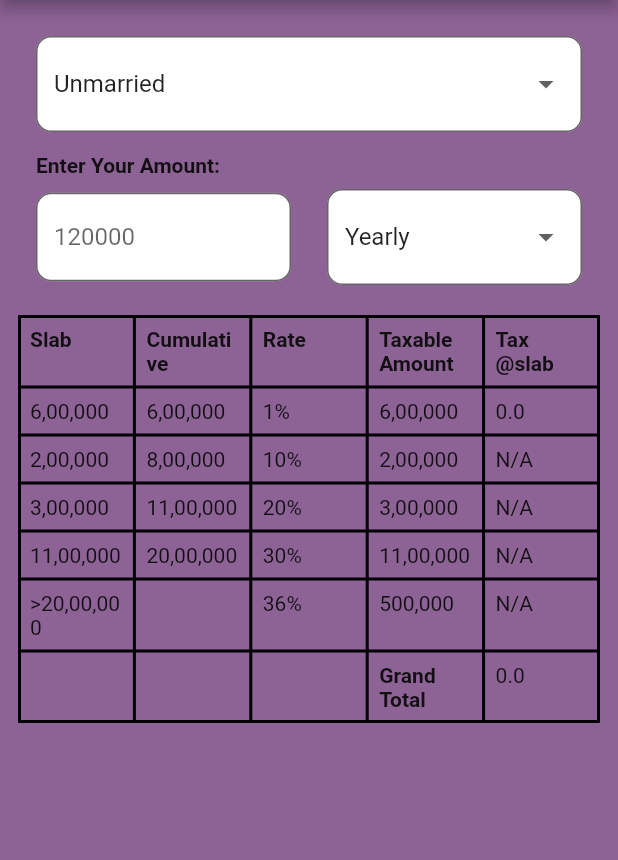
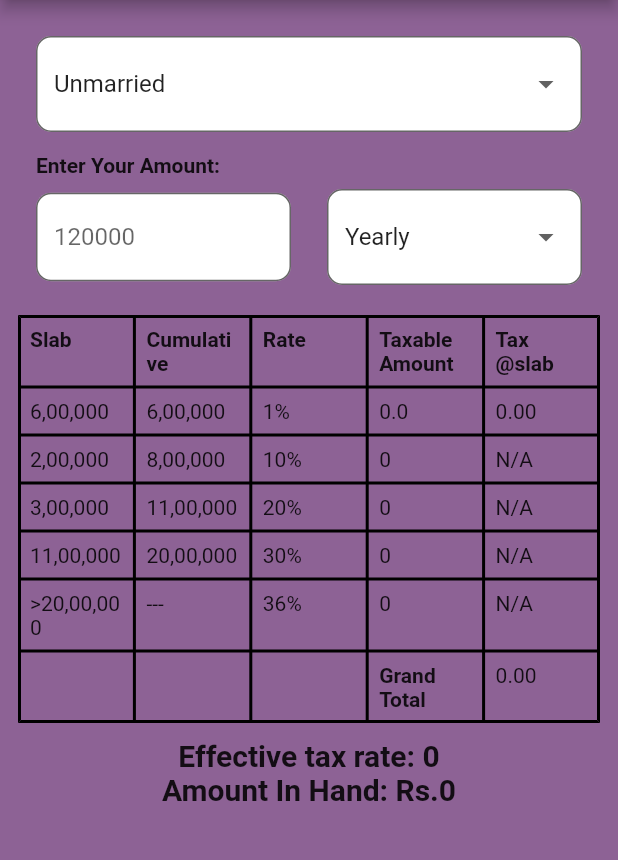
Before and after one commit to SamanKC/IncomeTaxCalculatorNepal, a Flutter app: the screen it shows after launch, on a phone screen of 412 x 824 dp, the part 84-944 px from its top. Run offline on Flutter 3.47's test engine with Material 2 defaults, Android fonts, the light colour scheme and no system bars.

Commit message:
Work complete

```diff
--- a/lib/screens/home_screen.dart
+++ b/lib/screens/home_screen.dart
@@ -197,26 +197,24 @@ class _HomePageState extends State<HomePage> {
               //Table
               name ? unmarriedTable(amount) : marriedTable(amount),
 
-              //Effective Tax Rate
               const SizedBox(
                 height: 10,
               ),
-              amount != 0
-                  ? Text(
-                      "Effective tax rate: ${((taxCalculateIndividual(amount).reduce((a, b) => a + b)) * 100 / amount).toStringAsFixed(2)}%",
+              //Effective Tax Rate
+              Text(
+                "Effective tax rate: ${amount == 0 ? "0" : "${((taxCalculateIndividual(amount).reduce((a, b) => a + b)) * 100 / amount).toStringAsFixed(2)}%"}",
                 style: const TextStyle(
-                          fontWeight: FontWeight.bold, fontSize: 20),
-                    )
-                  : const Text(""),
+                  fontWeight: FontWeight.bold,
+                  fontSize: 20,
+                ),
+              ),
 
               //Amount In Hand
-              amount != 0
-                  ? Text(
-                      "Amount In Hand: ${amount - ((taxCalculateIndividual(amount).reduce((a, b) => a + b)))}",
-                      style: const TextStyle(
-                          fontWeight: FontWeight.bold, fontSize: 20),
+              Text(
+                "Amount In Hand: Rs.${amount == 0 ? "0" : (amount - ((taxCalculateIndividual(amount).reduce((a, b) => a + b)))).toStringAsFixed(2)}",
+                style:
+                    const TextStyle(fontWeight: FontWeight.bold, fontSize: 20),
               )
-                  : const Text(""),
 
               // PieChart(
               //   chartRadius: 300,
@@ -346,12 +344,13 @@ Widget unmarriedTable(amount) {
               padding: const EdgeInsets.all(8.0),
               child: amount > 700000
                   ? const Text("200,000")
-                : Text((amount - 500000).toString()),
-          ),
+                  : (amount - 500000) < 0
+                      ? const Text('0')
+                      : Text((amount - 500000).toString())),
           Padding(
             padding: const EdgeInsets.all(8.0),
             child: Text(taxCalculateIndividual(amount).length > 1
-                ? taxCalculateIndividual(amount)[1].toString()
+                ? taxCalculateIndividual(amount)[1].toStringAsFixed(2)
                 : "N/A"),
           ),
         ],
@@ -376,12 +375,14 @@ Widget unmarriedTable(amount) {
             padding: const EdgeInsets.all(8.0),
             child: amount > 1000000
                 ? const Text("300,000")
+                : (amount - 700000) < 0
+                    ? const Text('0')
                     : Text((amount - 700000).toString()),
           ),
           Padding(
             padding: const EdgeInsets.all(8.0),
             child: Text(taxCalculateIndividual(amount).length > 2
-                ? taxCalculateIndividual(amount)[2].toString()
+                ? taxCalculateIndividual(amount)[2].toStringAsFixed(2)
                 : "N/A"),
           ),
         ],
@@ -405,12 +406,14 @@ Widget unmarriedTable(amount) {
             padding: const EdgeInsets.all(8.0),
             child: amount > 2000000
                 ? const Text("1,000,000")
+                : (amount - 1000000) < 0
+                    ? const Text('0')
                     : Text((amount - 1000000).toString()),
           ),
           Padding(
             padding: const EdgeInsets.all(8.0),
             child: Text(taxCalculateIndividual(amount).length > 3
-                ? taxCalculateIndividual(amount)[3].toString()
+                ? taxCalculateIndividual(amount)[3].toStringAsFixed(2)
                 : "N/A"),
           ),
         ],
@@ -435,12 +438,12 @@ Widget unmarriedTable(amount) {
             padding: const EdgeInsets.all(8.0),
             child: amount > 2000000
                 ? Text((amount - 2000000).toString())
-                : const Text(""),
+                : const Text("0"),
           ),
           Padding(
             padding: const EdgeInsets.all(8.0),
             child: Text(taxCalculateIndividual(amount).length > 4
-                ? taxCalculateIndividual(amount)[4].toString()
+                ? taxCalculateIndividual(amount)[4].toStringAsFixed(2)
                 : "N/A"),
           ),
         ],
@@ -472,7 +475,7 @@ Widget unmarriedTable(amount) {
           Padding(
             padding: const EdgeInsets.all(8.0),
             child: Text((taxCalculateIndividual(amount).reduce((a, b) => a + b))
-                .toString()),
+                .toStringAsFixed(2)),
           ),
         ],
       ),
@@ -542,14 +545,17 @@ Widget marriedTable(amount) {
             padding: EdgeInsets.all(8.0),
             child: Text("1%"),
           ),
-          const Padding(
-            padding: EdgeInsets.all(8.0),
-            child: Text("6,00,000"),
+          Padding(
+            padding: const EdgeInsets.all(8.0),
+            child: amount > 500000
+                ? const Text("600,000")
+                : Text(amount.toString()),
+            // Text("6,00,000"),
           ),
           Padding(
             padding: const EdgeInsets.all(8.0),
             child: Text(taxCalculateIndividual(amount).isNotEmpty
-                ? taxCalculateIndividual(amount)[0].toString()
+                ? taxCalculateIndividual(amount)[0].toStringAsFixed(2)
                 : "N/A"),
           ),
         ],
@@ -570,14 +576,18 @@ Widget marriedTable(amount) {
             padding: EdgeInsets.all(8.0),
             child: Text("10%"),
           ),
-          const Padding(
-            padding: EdgeInsets.all(8.0),
-            child: Text("2,00,000"),
+          Padding(
+            padding: const EdgeInsets.all(8.0),
+            child: amount > 800000
+                ? const Text("200,000")
+                : (amount - 600000) < 0
+                    ? const Text('0')
+                    : Text((amount - 600000).toString()),
           ),
           Padding(
             padding: const EdgeInsets.all(8.0),
             child: Text(taxCalculateIndividual(amount).length > 1
-                ? taxCalculateIndividual(amount)[1].toString()
+                ? taxCalculateIndividual(amount)[1].toStringAsFixed(2)
                 : "N/A"),
           ),
         ],
@@ -598,14 +608,19 @@ Widget marriedTable(amount) {
             padding: EdgeInsets.all(8.0),
             child: Text("20%"),
           ),
-          const Padding(
-            padding: EdgeInsets.all(8.0),
-            child: Text("3,00,000"),
+          Padding(
+            padding: const EdgeInsets.all(8.0),
+            child: amount > 1100000
+                ? const Text("300,000")
+                : (amount - 800000) < 0
+                    ? const Text('0')
+                    : Text((amount - 800000).toString()),
+            // Text("3,00,000"),
           ),
           Padding(
             padding: const EdgeInsets.all(8.0),
             child: Text(taxCalculateIndividual(amount).length > 2
-                ? taxCalculateIndividual(amount)[2].toString()
+                ? taxCalculateIndividual(amount)[2].toStringAsFixed(2)
                 : "N/A"),
           ),
         ],
@@ -625,9 +640,14 @@ Widget marriedTable(amount) {
             padding: EdgeInsets.all(8.0),
             child: Text("30%"),
           ),
-          const Padding(
-            padding: EdgeInsets.all(8.0),
-            child: Text("11,00,000"),
+          Padding(
+            padding: const EdgeInsets.all(8.0),
+            child: amount > 2000000
+                ? const Text("1100,000")
+                : (amount - 1100000) < 0
+                    ? const Text('0')
+                    : Text((amount - 1100000).toString()),
+            // Text("11,00,000"),
           ),
           Padding(
             padding: const EdgeInsets.all(8.0),
@@ -647,20 +667,25 @@ Widget marriedTable(amount) {
           ),
           const Padding(
             padding: EdgeInsets.all(8.0),
-            child: Text(""),
+            child: Text("---"),
           ),
           const Padding(
             padding: EdgeInsets.all(8.0),
             child: Text("36%"),
           ),
-          const Padding(
-            padding: EdgeInsets.all(8.0),
-            child: Text("500,000"),
+          Padding(
+            padding: const EdgeInsets.all(8.0),
+            child: amount > 2000000
+                ? Text(
+                    (amount - 2000000).toString(),
+                  )
+                : const Text("0"),
+            // Text("500,000"),
           ),
           Padding(
             padding: const EdgeInsets.all(8.0),
             child: Text(taxCalculateIndividual(amount).length > 4
-                ? taxCalculateIndividual(amount)[4].toString()
+                ? taxCalculateIndividual(amount)[4].toStringAsFixed(2)
                 : "N/A"),
           ),
         ],
@@ -692,7 +717,7 @@ Widget marriedTable(amount) {
           Padding(
             padding: const EdgeInsets.all(8.0),
             child: Text((taxCalculateIndividual(amount).reduce((a, b) => a + b))
-                .toString()),
+                .toStringAsFixed(2)),
           ),
         ],
       ),
```
Lines whose indentation alone changed are shown as unchanged.
